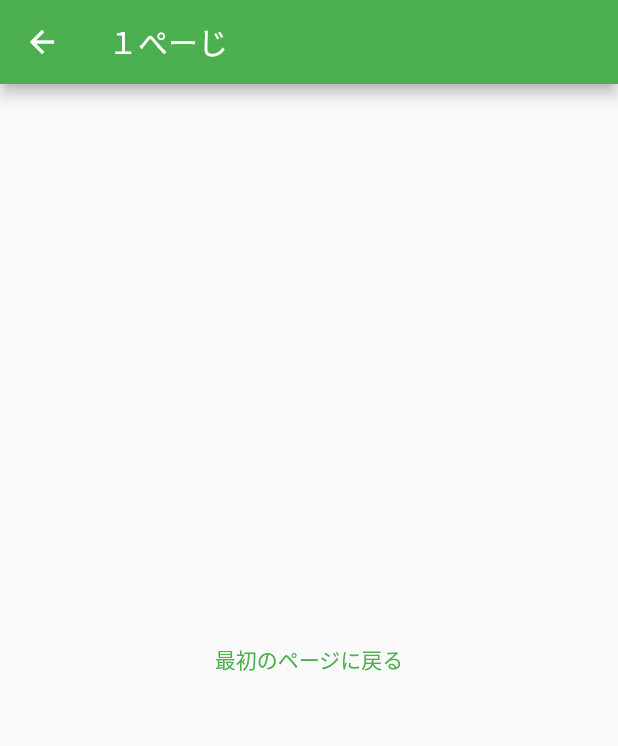
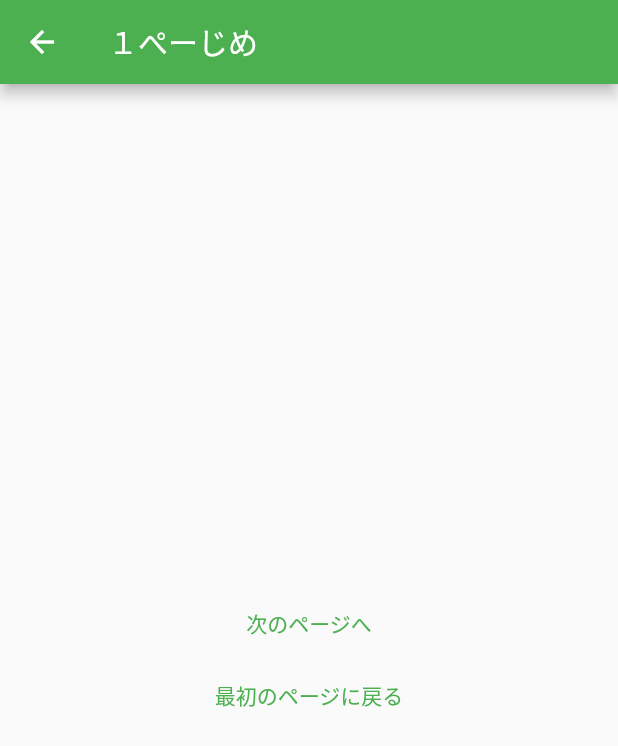
Before and after one commit to CHARI-AKIO/HelloWorld_statePractice, a Flutter app: the screen it shows after launch, after a tap on "1ページ目に遷移する", on a phone screen of 412 x 824 dp. Shown: the top 746 px of the screen. Run offline on Flutter 3.47's test engine with Material 2 defaults, Android fonts, the phone set to English and light mode, and no system bars.

Commit message:
画面遷移で値渡しをしてみる確認用

```diff
--- a/lib/pages/FirestPage.dart
+++ b/lib/pages/FirestPage.dart
@@ -1,16 +1,35 @@
 import 'package:flutter/cupertino.dart';
 import 'package:flutter/material.dart';
+import 'package:helloworld/pages/SecondPage.dart';
 
 class FirstPage extends StatelessWidget{
-  FirstPage(this.subtitle);
-  String subtitle;
+  FirstPage();
+
   @override
   Widget build(BuildContext context) {
     return Scaffold(
         appBar: AppBar(
-            title : Text(subtitle)
+            title : Text("１ぺーじめ")
         ),
         body :Center(
+            child:Column(
+              mainAxisSize: MainAxisSize.min,
+              children: [
+                Container(
+                  child: Center(
+                    child: TextButton(
+                      child: Text("次のページへ"),
+                      // （1） 前の画面に戻る
+                      onPressed: (){
+                        Navigator.push(context,MaterialPageRoute(
+                            builder: (context) => SecondPage("2ページ目","２ぺーじめ")
+                        ));
+                      },
+                    ),
+                  ),
+                ),
+                Container(
+                  child: Center(
                     child: TextButton(
                       child: Text("最初のページに戻る"),
                       // （1） 前の画面に戻る
@@ -18,6 +37,10 @@ class FirstPage extends StatelessWidget{
                         Navigator.pop(context);
                       },
                     ),
+                  ),
+                )
+              ],
+            ) ,
         )
     );
   }
--- a/lib/pages/HOME_PAGE.dart
+++ b/lib/pages/HOME_PAGE.dart
@@ -1,3 +1,5 @@
+import 'dart:io';
+
 import 'package:flutter/material.dart';
 
 import 'package:helloworld/pages/FirestPage.dart';
@@ -40,7 +42,7 @@ class HOME_PAGEState extends State<MYHome_Page>{
             // （1） 指定した画面に遷移する
             Navigator.push(context, MaterialPageRoute(
               // （2） 実際に表示するページ(ウィジェット)を指定する
-                builder: (context) => FirstPage('１ぺーじ')
+                builder: (context) => FirstPage(),
             ));
           },
         ),
```
Also changed, not shown: lib/models/sendTestdata.dart (added, +10 -0 lines), lib/pages/SecondPage.dart (added, +24 -0 lines). Lines whose indentation alone changed are shown as unchanged.
